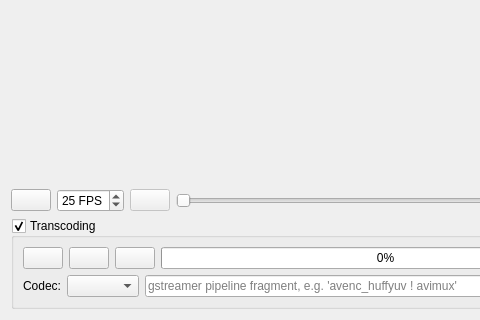
Before: the Qt Designer form src/utils/qarv_videoplayer.ui in AD-Vega/qarv, drawn with Qt 5; both pictures show x 0 to 480 and y 238 to 558 of the 633 by 558 pixel window.
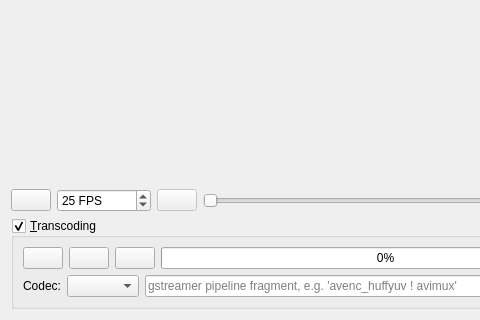
After: the same form once the commit is applied. Icons and pictures are not drawn. Custom widgets are drawn as their Qt base class.

Commit message: Increase the maximum FPS limit.

What changed in the file:
```diff
--- a/src/utils/qarv_videoplayer.ui
+++ b/src/utils/qarv_videoplayer.ui
@@ -56,6 +56,9 @@
        <property name="minimum">
         <number>1</number>
        </property>
+       <property name="maximum">
+        <number>999999999</number>
+       </property>
        <property name="value">
         <number>25</number>
        </property>
@@ -100,7 +103,7 @@
       <bool>true</bool>
      </property>
      <property name="title">
-      <string>Transcoding</string>
+      <string>&amp;Transcoding</string>
      </property>
      <property name="checkable">
       <bool>true</bool>
```
Left out of the diff: 15 changed lines with no effect on the pictures. The commit also changes 1 other file.
